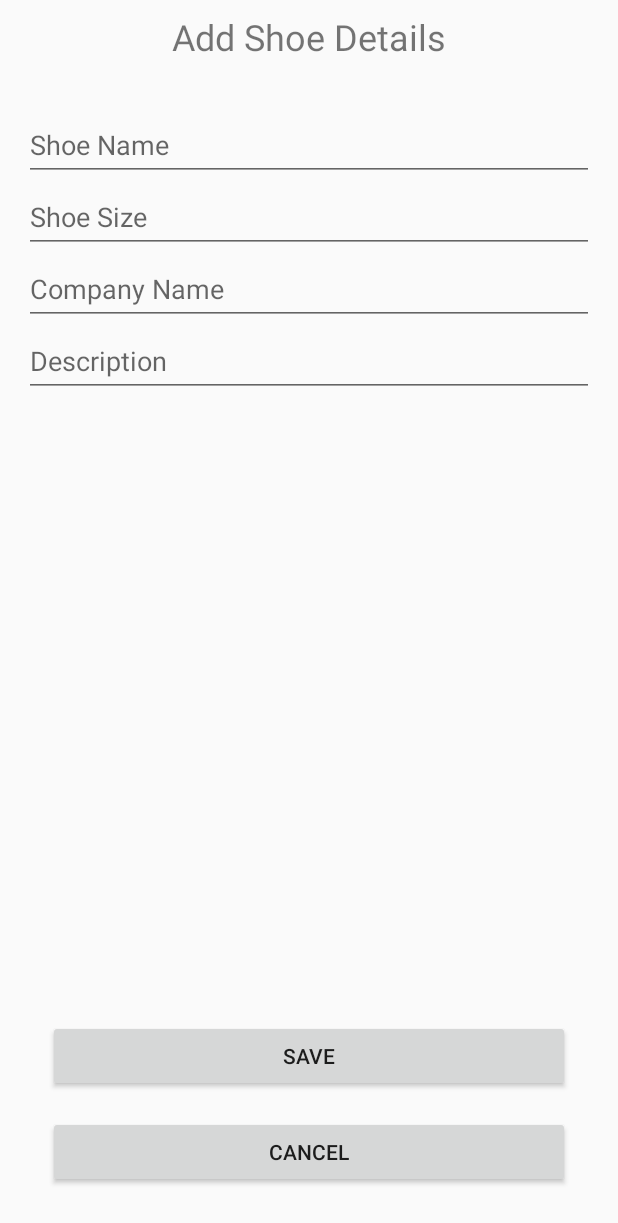
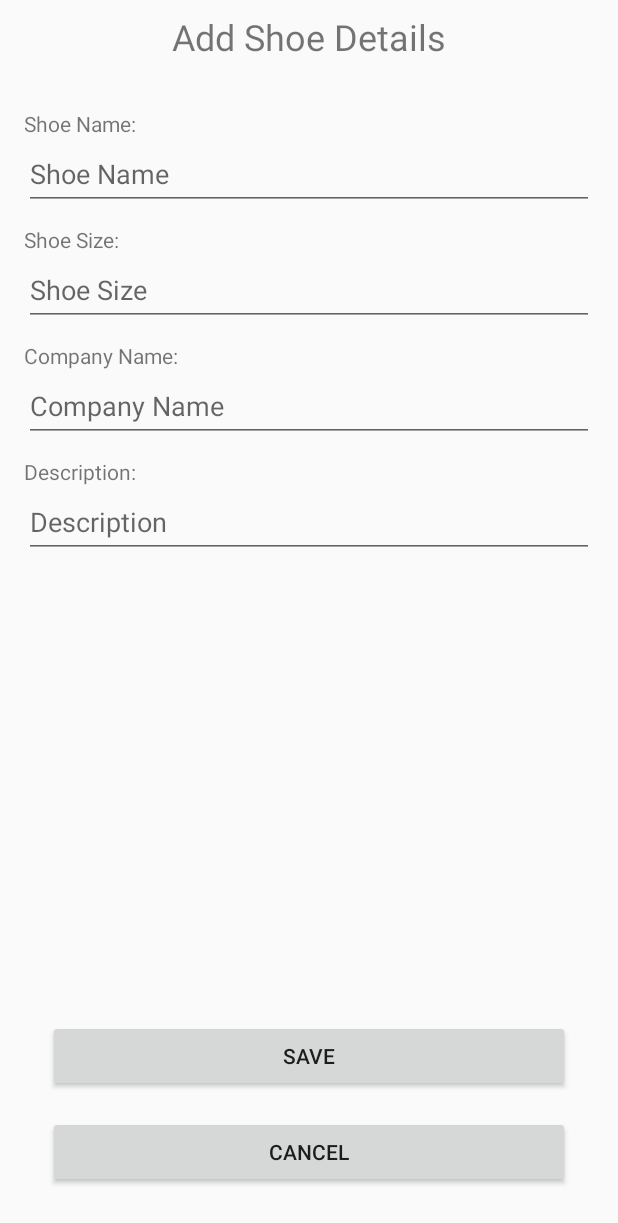
Before and after one commit to ajaysinghthakur/ShoeStore, an Android app: the ShoeDetailFragment screen opened through its navigation route, on a phone screen of 412 x 824 dp. Shown: the top 1223 px of the screen. Run offline under Robolectric (Android 15) with nearby library versions, the phone set to English and light mode, and no system bars; our stand-ins replace Timber, data binding, navigation-ui.

Commit message:
checkpoint: Shoe adding to list from description

```diff
--- a/app/src/main/java/com/udacity/shoestore/ui/detail/ShoeDetailFragment.kt
+++ b/app/src/main/java/com/udacity/shoestore/ui/detail/ShoeDetailFragment.kt
@@ -40,12 +40,18 @@ class ShoeDetailFragment : Fragment() {
 
 
         fragmentViewBinding.canceButton.setOnClickListener {
-            findNavController().popBackStack()
+            findNavController().navigateUp()
         }
 
         fragmentViewBinding.saveButton.setOnClickListener {
             if (validateInputs()) {
-                val size = fragmentViewBinding.sizeText.text
+                val name = fragmentViewBinding.shoeNameText.text.toString()
+                val size = fragmentViewBinding.sizeText.text.toString().toDouble()
+                val company = fragmentViewBinding.companyText.text.toString()
+                val descroption = fragmentViewBinding.descriptionText.text.toString()
+
+                viewModel.addShoe(name = name, size = size, company = company, description = descroption)
+                findNavController().navigateUp()
             } else {
                 // show alert or something
             }
--- a/app/src/main/res/layout/fragment_shoe_detail.xml
+++ b/app/src/main/res/layout/fragment_shoe_detail.xml
@@ -17,9 +17,9 @@
             android:layout_marginTop="8dp"
             android:layout_marginEnd="8dp"
             android:text="Add Shoe Details"
+            android:textAlignment="center"
+            android:textFontWeight="700"
             android:textSize="24dp"
-            android:textFontWeight="700"
-            android:textAlignment="center"
             app:layout_constraintEnd_toEndOf="parent"
             app:layout_constraintStart_toStartOf="parent"
             app:layout_constraintTop_toTopOf="parent" />
@@ -38,13 +38,26 @@
             app:layout_constraintStart_toStartOf="parent"
             app:layout_constraintTop_toBottomOf="@+id/title_label">
 
+            <TextView
+                android:layout_width="match_parent"
+                android:layout_height="wrap_content"
+                android:text="@string/shoe_name" />
+
             <EditText
                 android:id="@+id/shoe_name_text"
                 android:layout_width="match_parent"
                 android:layout_height="wrap_content"
                 android:hint="@string/shoe_name_hint"
-                android:minHeight="48dp"
-                />
+                android:minHeight="48dp" />
+
+            <Space
+                android:layout_width="match_parent"
+                android:layout_height="10dp" />
+
+            <TextView
+                android:layout_width="match_parent"
+                android:layout_height="wrap_content"
+                android:text="@string/shoe_size" />
 
             <EditText
                 android:id="@+id/size_text"
@@ -53,21 +66,37 @@
                 android:hint="@string/shoe_size_hint"
                 android:minHeight="48dp" />
 
+            <Space
+                android:layout_width="match_parent"
+                android:layout_height="10dp" />
+
+            <TextView
+                android:layout_width="match_parent"
+                android:layout_height="wrap_content"
+                android:text="@string/company_name" />
+
             <EditText
                 android:id="@+id/company_text"
                 android:layout_width="match_parent"
                 android:layout_height="wrap_content"
                 android:hint="@string/company_name_hint"
-                android:minHeight="48dp"
-                />
+                android:minHeight="48dp" />
+
+            <Space
+                android:layout_width="match_parent"
+                android:layout_height="10dp" />
+
+            <TextView
+                android:layout_width="match_parent"
+                android:layout_height="wrap_content"
+                android:text="@string/description" />
 
             <EditText
                 android:id="@+id/description_text"
                 android:layout_width="match_parent"
                 android:layout_height="wrap_content"
                 android:hint="@string/description_hint"
-                android:minHeight="48dp"
-                />
+                android:minHeight="48dp" />
         </LinearLayout>
 
         <Button
```
